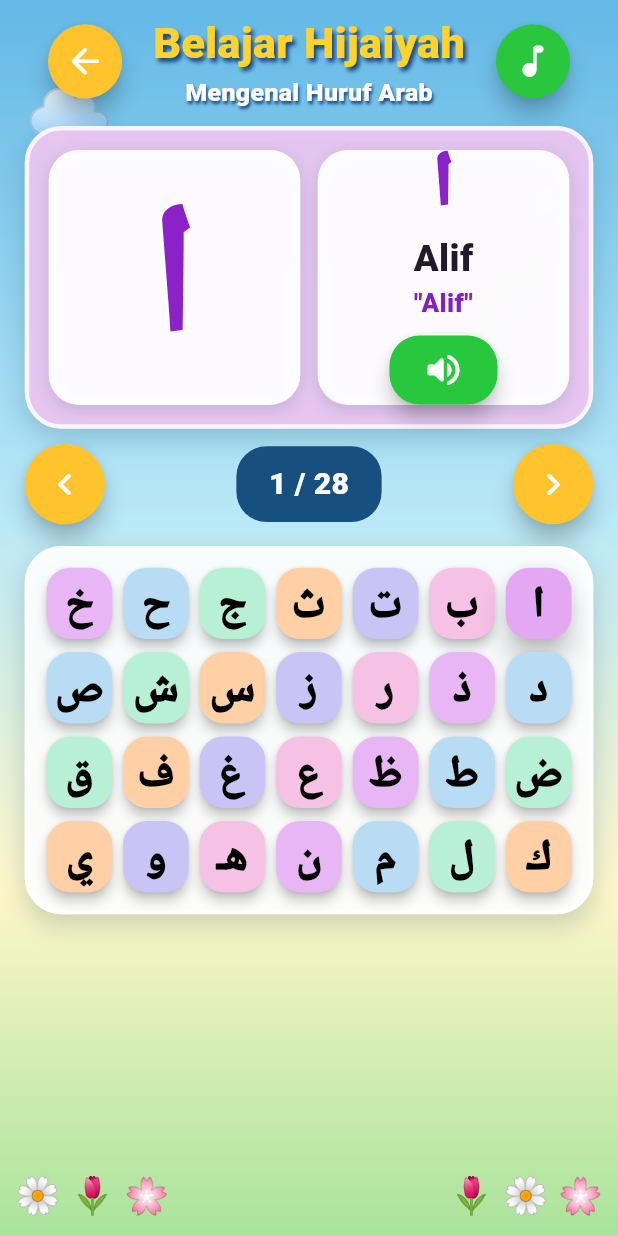
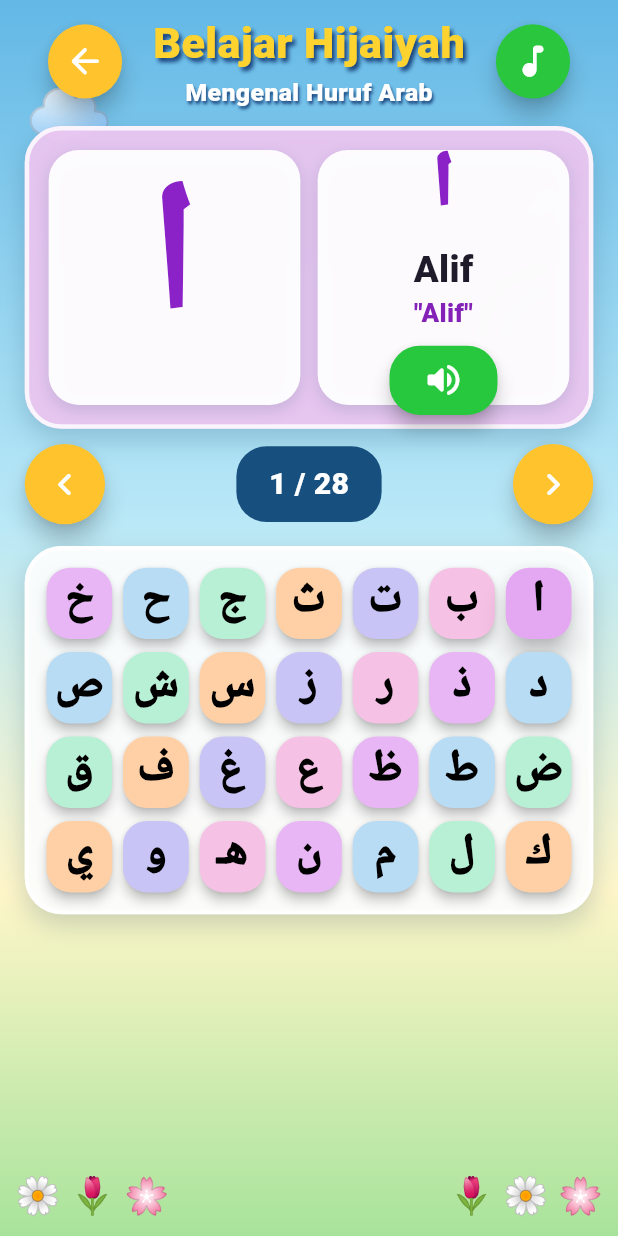
Before and after one commit to kopen1/irkop-belajar-tk, a Flutter app: the HijaiyahPage screen opened directly, on a phone screen of 412 x 824 dp. Run offline on Flutter 3.47's test engine with Material 3 defaults, Android fonts, the phone set to English and light mode, and no system bars; our stand-ins replace confetti, flutter_tts.

Commit message:
[ChatGPT] fix: center Hijaiyah glyphs consistently in cards and grid

```diff
--- a/lib/features/hijaiyah/hijaiyah_page.dart
+++ b/lib/features/hijaiyah/hijaiyah_page.dart
@@ -61,18 +61,15 @@ class _HijaiyahPageState extends State<HijaiyahPage> {
                       Expanded(child: Container(
                         alignment: Alignment.center,
                         decoration: _card(s),
-                        child: Padding(
-                          padding: EdgeInsets.only(top: 10 * s),
-                          child: Text(item, textDirection: TextDirection.rtl, textAlign: TextAlign.center, style: TextStyle(fontSize: 176 * s, height: 1, fontWeight: FontWeight.w800, color: const Color(0xFF8A22C8))),
-                        ),
+                        child: _centeredArabic(item, 176 * s, const Color(0xFF8A22C8), FontWeight.w800),
                       )),
                       SizedBox(width: 16 * s),
                       Expanded(child: Container(
                         decoration: _card(s),
                         child: Column(mainAxisAlignment: MainAxisAlignment.center, children: [
-                          Transform.translate(
-                            offset: Offset(0, -3 * s),
-                            child: Text(item, textDirection: TextDirection.rtl, textAlign: TextAlign.center, style: TextStyle(fontSize: 72 * s, height: .95, color: const Color(0xFF8A22C8), fontWeight: FontWeight.w900)),
+                          SizedBox(
+                            height: 78 * s,
+                            child: _centeredArabic(item, 72 * s, const Color(0xFF8A22C8), FontWeight.w900),
                           ),
                           SizedBox(height: 8 * s),
                           Text(names[index], style: TextStyle(fontSize: 34 * s, color: const Color(0xFF201B2A), fontWeight: FontWeight.w900)),
@@ -108,7 +105,7 @@ class _HijaiyahPageState extends State<HijaiyahPage> {
                           child: InkWell(
                             borderRadius: BorderRadius.circular(22 * s),
                             onTap: () => select(i),
-                            child: Center(child: Padding(padding: EdgeInsets.only(top: 2 * s), child: Text(letters[i], textDirection: TextDirection.rtl, textAlign: TextAlign.center, style: TextStyle(fontSize: 40 * s, height: 1, color: Colors.black, fontWeight: FontWeight.w900)))),
+                            child: _centeredArabic(letters[i], 40 * s, Colors.black, FontWeight.w900),
                           ),
                         );
                       },
@@ -118,6 +115,32 @@ class _HijaiyahPageState extends State<HijaiyahPage> {
               );
             },
           ),
+        ),
+      ),
+    );
+  }
+
+  Widget _centeredArabic(String value, double fontSize, Color color, FontWeight weight) {
+    return Center(
+      child: Text(
+        value,
+        textDirection: TextDirection.rtl,
+        textAlign: TextAlign.center,
+        textHeightBehavior: const TextHeightBehavior(
+          applyHeightToFirstAscent: false,
+          applyHeightToLastDescent: false,
+        ),
+        strutStyle: StrutStyle(
+          fontSize: fontSize,
+          height: 1,
+          leading: 0,
+          forceStrutHeight: true,
+        ),
+        style: TextStyle(
+          fontSize: fontSize,
+          height: 1,
+          color: color,
+          fontWeight: weight,
         ),
       ),
     );
```
